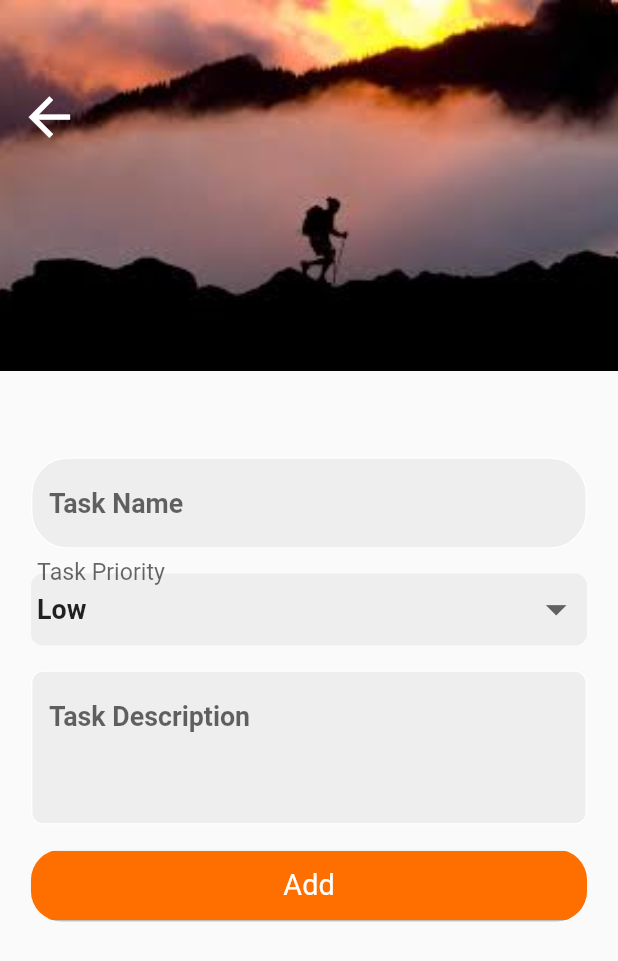
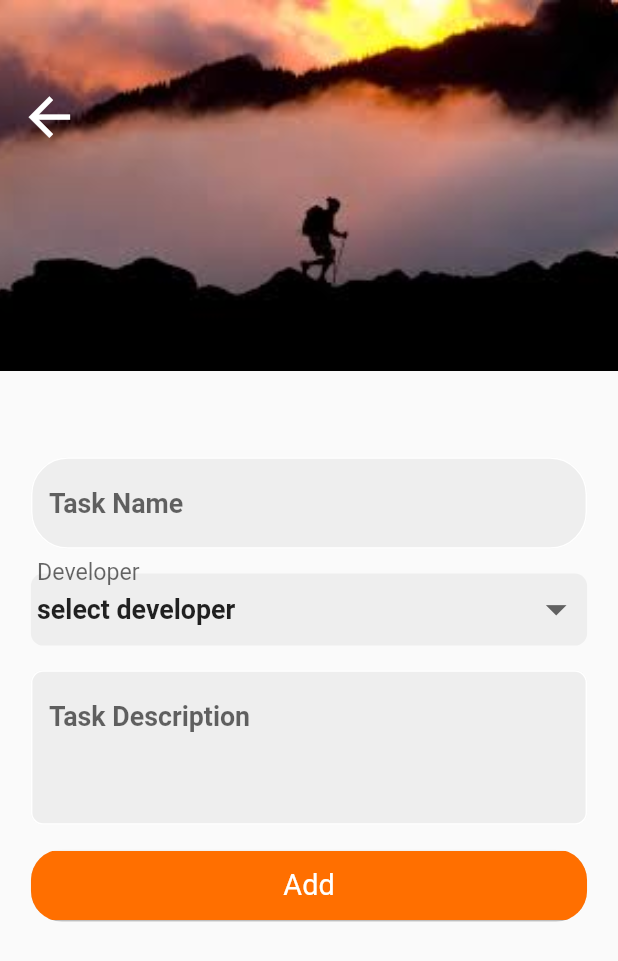
Before and after one commit to isah27/task-management, a Flutter app: the screen it shows after launch, after a tap on "Add Task", on a phone screen of 412 x 824 dp. Shown: the top 961 px of the screen. Run offline on Flutter 3.47's test engine with Material 2 defaults, Android fonts, the phone set to English and light mode, and no system bars; our stand-ins replace bloc, cloud_firestore, device_preview, equatable, firebase_core, flutter_bloc and 2 more; accounts and stored records are empty.

Commit message:
fixed the bug

```diff
--- a/lib/bloc/cubit/task_cubit.dart
+++ b/lib/bloc/cubit/task_cubit.dart
@@ -13,17 +13,28 @@ class TaskCubit extends Cubit<TaskState> {
 
   List<TaskModel> tasks = [];
   TaskModel detaikTask = TaskModel();
-  String taskPriority = "Low";
+
+  String developer = 'select developer';
+  List<String> developers = ['select developer'];
+  List<TaskDeveloper> dbDeveloper = [];
+
   TextEditingController nameController = TextEditingController();
   TextEditingController detailController = TextEditingController();
 
-  Future<void> createTask({required TaskModel task}) async {
+  Future<void> createTask() async {
     emit(TaskLoadingState());
     try {
-      // task.priority = taskPriority;
-      // task.description = detailController.text;
-      // task.name = nameController.text;
-     await taskRepo.createTask(task: task);
+      var newTask = TaskModel();
+      newTask.name = nameController.text;
+      newTask.description = detailController.text;
+      newTask.developer = developer;
+
+      await taskRepo.createTask(task: newTask);
+      // reset the values back to the initial value
+      detailController.clear();
+      nameController.clear();
+      developer = 'select developer';
+      developers = ['select developer'];
       emit(TaskLoadedState(tasks: tasks));
     } catch (error) {
       emit(TaskErrorState(error: error.toString()));
@@ -33,7 +44,11 @@ class TaskCubit extends Cubit<TaskState> {
   Future<void> getTask() async {
     emit(TaskLoadingState());
     try {
+      if (developers.length==1) {
+        await getDevelopers();
+      }
       tasks = await taskRepo.readTasks();
+
       emit(TaskLoadedState(tasks: tasks));
     } catch (error) {
       emit(TaskErrorState(error: error.toString()));
@@ -43,7 +58,17 @@ class TaskCubit extends Cubit<TaskState> {
   Future<void> updateTask({required TaskModel task}) async {
     emit(TaskInitial());
     try {
+      if (detaikTask.name != null) {
+        task.developer = developer;
+        task.name = nameController.text;
+        task.description = detailController.text;
+      }
       await taskRepo.updateTask(task: task);
+      detailController.clear();
+      nameController.clear();
+      developer = 'select developer';
+      developers = ['select developer'];
+      detaikTask = TaskModel();
       emit(TaskLoadedState(tasks: tasks));
     } catch (error) {
       emit(TaskErrorState(error: error.toString()));
@@ -67,22 +92,30 @@ class TaskCubit extends Cubit<TaskState> {
     detaikTask = task;
     nameController.text = detaikTask.name ?? "";
     detailController.text = detaikTask.description ?? "";
+    developer = task.developer ?? "";
     emit(TaskDetailState());
   }
 
-  Future<void> changeTaskPriority({required String priority}) async {
-    if (state is TaskDetailState) {
+  Future<void> changeTaskDeveloper({required String dev}) async {
     emit(TaskLoadingState());
-      taskPriority = priority;
+    developer = dev;
     emit(TaskDetailState());
-    } else {
-      emit(TaskInitial());
-      taskPriority = priority;
+  }
+
+  Future<void> getDevelopers() async {
     emit(TaskLoadingState());
+    developer = 'select developer';
+    developers = ['select developer'];
+    try {
+      dbDeveloper = await taskRepo.readDeveloper();
+      for (var developer in dbDeveloper) {
+        if (developer.name != null) {
+          developers.add(developer.name!);
         }
       }
-
-  resetState() {
       emit(TaskInitial());
+    } catch (error) {
+      emit(TaskErrorState(error: error.toString()));
     }
   }
+}
--- a/lib/components/details/custom_date_picker.dart
+++ b/lib/components/details/custom_date_picker.dart
@@ -70,7 +70,6 @@ showCustomDatePicker(
                             bgColor: Colors.blue.shade900,
                             onTap: () {
                               task.status = "s";
-                              task.dueDate = DateTime.now().toString();
                               context.read<TaskCubit>().updateTask(task: task);
                               Navigator.pop(context);
                             },
@@ -97,6 +96,7 @@ showCustomDatePicker(
                         ),
                         maximumDate: DateTime.utc(DateTime.now().year + 10),
                         onDateTimeChanged: (date) {
+                          task.dueDate = date.toString();
                           readTaskCubit.changeDate(date);
                         },
                       ),
--- a/lib/model/app_models.dart
+++ b/lib/model/app_models.dart
@@ -1 +1,2 @@
 export './details/task_model.dart';
+export './details/dev_model.dart';
--- /dev/null
+++ b/lib/model/details/dev_model.dart
@@ -0,0 +1,25 @@
+class TaskDeveloper {
+  String? sId;
+  String? name;
+  String? category;
+
+  TaskDeveloper({
+    this.sId,
+    this.name,
+    this.category,
+  });
+
+  TaskDeveloper.fromJson(Map<String, dynamic> json) {
+    sId = json['id'];
+    name = json['name'];
+    category = json['category'];
+  }
+
+  Map<String, String?> toJson() {
+    return <String, String?>{
+      'id': sId,
+      'name': name,
+      'category': category,
+    };
+  }
+}
--- a/lib/model/details/task_model.dart
+++ b/lib/model/details/task_model.dart
@@ -3,7 +3,7 @@ class TaskModel {
   String? name;
   String? description;
   String? dueDate;
-  String? priority;
+  String? developer;
   String? status;
   String? createdDate;
 
@@ -12,7 +12,7 @@ class TaskModel {
     this.name,
     this.description,
     this.dueDate,
-    this.priority,
+    this.developer,
     this.status,
     this.createdDate,
   });
@@ -22,7 +22,7 @@ class TaskModel {
     name = json['name'];
     description = json['description'];
     dueDate = json['dueDate'];
-    priority = json['priority'];
+    developer = json['developer'];
     status = json['status'];
     createdDate = json['createdDate'];
   }
@@ -33,7 +33,7 @@ class TaskModel {
       'name': name,
       'description': description,
       'dueDate': dueDate,
-      'priority': priority,
+      'developer': developer,
       'status': status,
       'createdDate': createdDate,
     };
--- a/lib/repository/details/task_repo.dart
+++ b/lib/repository/details/task_repo.dart
@@ -7,6 +7,9 @@ class TaskRepo {
   FirebaseFirestore storage = FirebaseFirestore.instance;
   // add task to database
   Future<void> createTask({required TaskModel task}) async {
+    task.createdDate = DateTime.now().toString();
+    task.dueDate = DateTime.now().toString();
+    task.status = 'i';
     await storage.collection(taskTable).add(task.toJson()).then((savedTask) {
       task.sId = savedTask.id;
       return storage.collection(taskTable).doc(task.sId).update(task.toJson());
@@ -17,10 +20,18 @@ class TaskRepo {
   Future<List<TaskModel>> readTasks() async {
     return await storage
         .collection(taskTable)
-        .orderBy("createdAt", descending: true)
+        .orderBy("createdDate", descending: true)
         .get()
         .then((tasks) =>
             tasks.docs.map((task) => TaskModel.fromJson(task.data())).toList());
+  }
+    // get all task developer from database
+  Future<List<TaskDeveloper>> readDeveloper() async {
+    return await storage
+        .collection("developers").orderBy('name', descending: true)
+        .get()
+        .then((tasks) =>
+            tasks.docs.map((task) => TaskDeveloper.fromJson(task.data())).toList());
   }
 
   // update task by sId
--- a/lib/screens/main pages/add_task.dart
+++ b/lib/screens/main pages/add_task.dart
@@ -1,6 +1,5 @@
 import 'package:flutter/material.dart';
 import 'package:flutter_bloc/flutter_bloc.dart';
-import 'package:task_management/model/details/task_model.dart';
 import '../../bloc/cubit/task_cubit.dart';
 import '../../components/components.dart';
 import '../../constant/app_constant.dart';
@@ -13,11 +12,10 @@ class AddTaskPage extends StatefulWidget {
 }
 
 class _AddTaskPageState extends State<AddTaskPage> {
-  String initValue = "Low";
   @override
   Widget build(BuildContext context) {
     final task = context.watch<TaskCubit>().detaikTask;
-    final priority = context.watch<TaskCubit>().taskPriority;
+    final priority = context.watch<TaskCubit>().developer;
     final taskCubit = context.read<TaskCubit>();
     final size = MediaQuery.of(context).size;
     return Scaffold(
@@ -34,14 +32,14 @@ class _AddTaskPageState extends State<AddTaskPage> {
                 controller: taskCubit.nameController,
               ),
               SizedBox(height: size.height * 0.02),
-              // task importance text field
+              // task developer text field
               AppDropdownInput(
                 size: size,
-                hintText: "Task Priority",
+                hintText: "Developer",
                 onChanged: (value) {
-                  taskCubit.changeTaskPriority(priority: value!);
+                  taskCubit.changeTaskDeveloper(dev: value!);
                 },
-                options: const ["Low", "High"],
+                options: taskCubit.developers,
                 value: priority,
               ),
               SizedBox(height: size.height * 0.02),
@@ -58,27 +56,21 @@ class _AddTaskPageState extends State<AddTaskPage> {
                 builder: (context, state) {
                   return AppButton(
                     size: size,
-                    text: "Add",
+                    text: state is TaskLoadingState
+                        ? "Processing..."
+                        : task.name != null
+                            ? "Update Task"
+                            : "Add",
                     bgColor: AppColors.amber,
                     onTap: () {
-                      if (state is TaskDetailState) {
-                        task.description = taskCubit.detailController.text;
-                        task.name = taskCubit.nameController.text;
-                        task.priority = priority;
-                        context.read<TaskCubit>().updateTask(task: task);
-                        taskCubit.nameController.clear();
-                        taskCubit.detailController.clear();
-                      } else {
-                        var newTask = TaskModel();
-                        newTask.name = taskCubit.nameController.text;
-                        newTask.description = taskCubit.detailController.text;
-                        newTask.priority = priority;
-                        context.read<TaskCubit>().createTask(task: newTask);
-                        taskCubit.nameController.clear();
-                        taskCubit.detailController.clear();
+                      if (taskCubit.nameController.text != "" &&
+                          taskCubit.detailController.text != "") {
+                        if (task.name != null) {
+                          context.read<TaskCubit>().updateTask(task: task);
+                        } else {
+                          context.read<TaskCubit>().createTask();
+                        }
                       }
-                      taskCubit.nameController.clear();
-                      taskCubit.detailController.clear();
                     },
                   );
                 },
--- a/lib/screens/main pages/home_page.dart
+++ b/lib/screens/main pages/home_page.dart
@@ -62,7 +62,7 @@ class HomePage extends StatelessWidget {
               text: "Add Task",
               bgColor: AppColors.amber,
               onTap: () {
-                context.read<TaskCubit>().resetState();
+                context.read<TaskCubit>().getDevelopers();
                 Navigator.pushNamed(context, AppRoute.addTaskPage);
               },
             ),
--- a/lib/screens/main pages/task_detail.dart
+++ b/lib/screens/main pages/task_detail.dart
@@ -1,6 +1,5 @@
 import 'package:flutter/material.dart';
 import 'package:flutter_bloc/flutter_bloc.dart';
-import 'package:intl/intl.dart';
 import 'package:sizer/sizer.dart';
 import 'package:task_management/bloc/cubit/task_cubit.dart';
 import 'package:task_management/components/components.dart';
@@ -117,7 +116,7 @@ class TaskDetailPage extends StatelessWidget {
                   borderRadius: BorderRadius.circular(size.width * 0.02),
                 ),
                 child: AppText(
-                  text: "Priority: ${task.priority}",
+                  text: "Developer: ${task.developer}",
                   textColor: Colors.black.withOpacity(0.9),
                   fontWeight: FontWeight.w800,
                   size: 20.sp,
@@ -130,33 +129,3 @@ class TaskDetailPage extends StatelessWidget {
     );
   }
 }
-
-class BackNav extends StatelessWidget {
-  const BackNav({
-    super.key,
-    required this.size,
-  });
-
-  final Size size;
-
-  @override
-  Widget build(BuildContext context) {
-    return InkWell(
-      onTap: () => Navigator.pop(context),
-      child: Container(
-        margin: EdgeInsets.only(left: size.width * 0.02),
-        alignment: Alignment.center,
-        padding: EdgeInsets.all(size.width * 0.02),
-        decoration: BoxDecoration(
-          color: Colors.white.withOpacity(0.3),
-          shape: BoxShape.circle,
-        ),
-        child: Icon(
-          Icons.chevron_left,
-          size: size.width * 0.1,
-          color: Colors.white,
-        ),
-      ),
-    );
-  }
-}
```
Also changed, not shown: lib/components/details/general_widget.dart (+30 -1 lines), 2 other files. Lines whose indentation alone changed are shown as unchanged.
